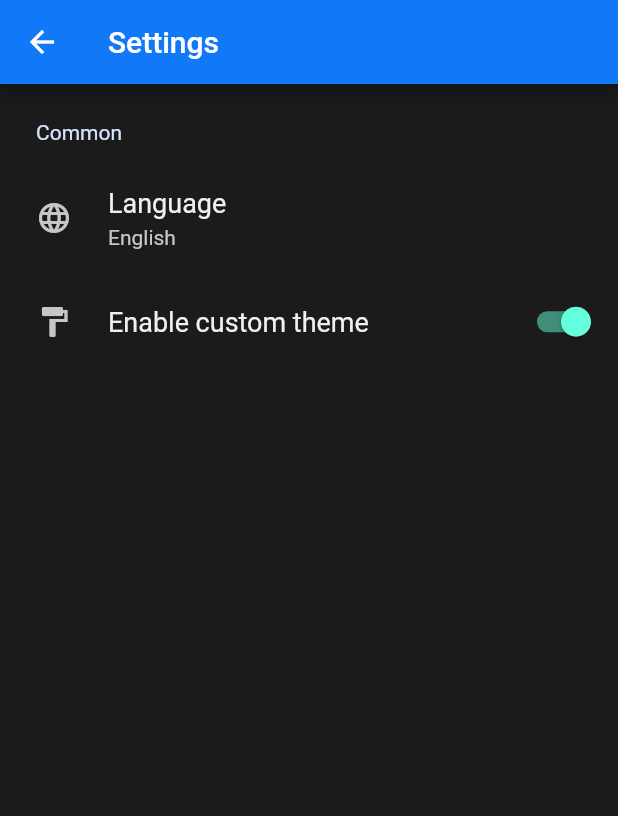
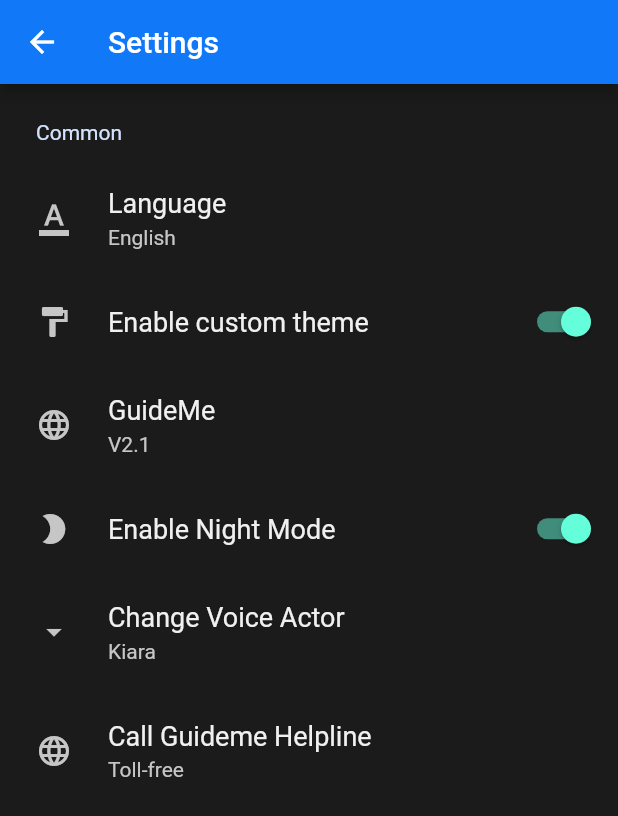
Before and after one commit to alimurtaza0411/Teleguidance-App-for-VIP, a Flutter app: the SettingScreen screen opened directly, on a phone screen of 412 x 824 dp. Shown: the top 816 px of the screen. Run offline on Flutter 3.47's test engine with Material 2 defaults, Android fonts, the phone set to English and light mode, and no system bars; drawn by our look-alikes of settings_ui; our stand-ins replace camera, firebase_auth, firebase_core, flutter_dotenv, flutter_svg, flutter_tts and 3 more; missing offline and left inert: camera_web, cloud_firestore_web, date_time_format, firebase_auth_web, firebase_core_web, shared_preferences_web and 2 more; accounts and stored records are empty.

Commit message:
Added settings

```diff
--- a/lib/screens/settings_screen.dart
+++ b/lib/screens/settings_screen.dart
@@ -42,7 +42,7 @@ class _SettingScreenState extends State<SettingScreen> {
             title: Text('Common'),
             tiles: <SettingsTile>[
               SettingsTile.navigation(
-                leading: Icon(Icons.language),
+                leading: Icon(Icons.format_color_text ),
                 title: Text('Language'),
                 value: Text('English'),
               ),
@@ -52,6 +52,27 @@ class _SettingScreenState extends State<SettingScreen> {
                 leading: Icon(Icons.format_paint),
                 title: Text('Enable custom theme'),
               ),
+              SettingsTile.navigation(
+                leading: Icon(Icons.language),
+                title: Text('GuideMe '),
+                value: Text('V2.1'),
+              ),
+              SettingsTile.switchTile(
+                onToggle: (value) {},
+                initialValue: true,
+                leading: Icon(Icons.mode_night ),
+                title: Text('Enable Night Mode'),
+              ),
+              SettingsTile.navigation(
+                leading: Icon(Icons.arrow_drop_down),
+                title: Text('Change Voice Actor'),
+                value: Text('Kiara'),
+              ),
+              SettingsTile.navigation(
+                leading: Icon(Icons.language),
+                title: Text('Call Guideme Helpline'),
+                value: Text('Toll-free'),
+              ),
             ],
           ),
         ],
```
